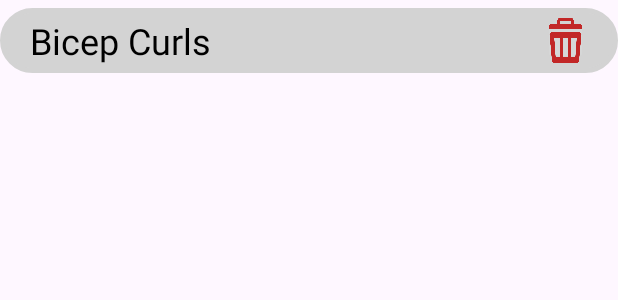
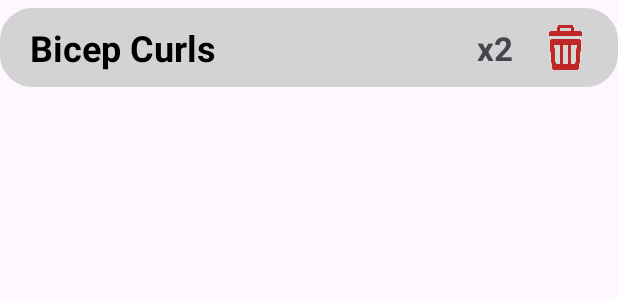
Before and after one commit to angela-gervino/BisonFit, an Android app: the layout workout_overview_page_exercise_item.xml on its own in the app's theme, with its tools: preview values and no code run, on a phone screen of 412 x 824 dp. Shown: the top 300 px of the screen. Run offline under Robolectric (Android 15) with nearby library versions, the phone set to English and light mode, and no system bars.

Commit message:
Added set count for exercises on the Workout Overview Page.

```diff
--- a/app/src/main/java/funkyflamingos/bisonfit/dso/ExerciseHeader.java
+++ b/app/src/main/java/funkyflamingos/bisonfit/dso/ExerciseHeader.java
@@ -32,9 +32,13 @@ public class ExerciseHeader {
         setCount = Math.max(1, setCount - 1);
     }
 
+    public String getSetCount()
+    {
+        return "x" + setCount;
+    }
     public String getSetCountText()
     {
-        return "x" + setCount + " SET" + (setCount > 1 ? "S" : "");
+        return getSetCount() + " SET" + (setCount > 1 ? "S" : "");
     }
 
     public boolean isSelected()
--- a/app/src/main/res/layout/workout_overview_page_exercise_item.xml
+++ b/app/src/main/res/layout/workout_overview_page_exercise_item.xml
@@ -6,7 +6,7 @@
     android:layout_width="match_parent"
     android:layout_height="wrap_content"
     android:background="@drawable/card_background"
-    android:paddingVertical="5dp"
+    android:paddingVertical="10dp"
     android:layout_marginVertical="5dp"
     android:id="@+id/exercise_item_layout">
 
@@ -16,10 +16,23 @@
         android:layout_height="wrap_content"
         android:layout_marginStart="20dp"
         android:text="Bicep Curls"
+        android:textStyle="bold"
         android:textColor="@color/black"
         android:textSize="24sp"
         app:layout_constraintStart_toStartOf="parent"
         app:layout_constraintTop_toTopOf="parent" />
+
+    <TextView
+        android:id="@+id/setCountWorkoutOverview"
+        android:layout_width="wrap_content"
+        android:layout_height="wrap_content"
+        app:layout_constraintTop_toTopOf="parent"
+        app:layout_constraintBottom_toBottomOf="parent"
+        app:layout_constraintEnd_toStartOf="@id/deleteExerciseButton"
+        android:layout_marginEnd="20dp"
+        android:textSize="22sp"
+        android:textStyle="bold"
+        android:text="x2" />
 
     <ImageButton
         android:id="@+id/deleteExerciseButton"
```
Also changed, not shown: app/src/main/java/funkyflamingos/bisonfit/ui/WorkoutOverviewExercisesListAdapter.java (+7 -0 lines).
